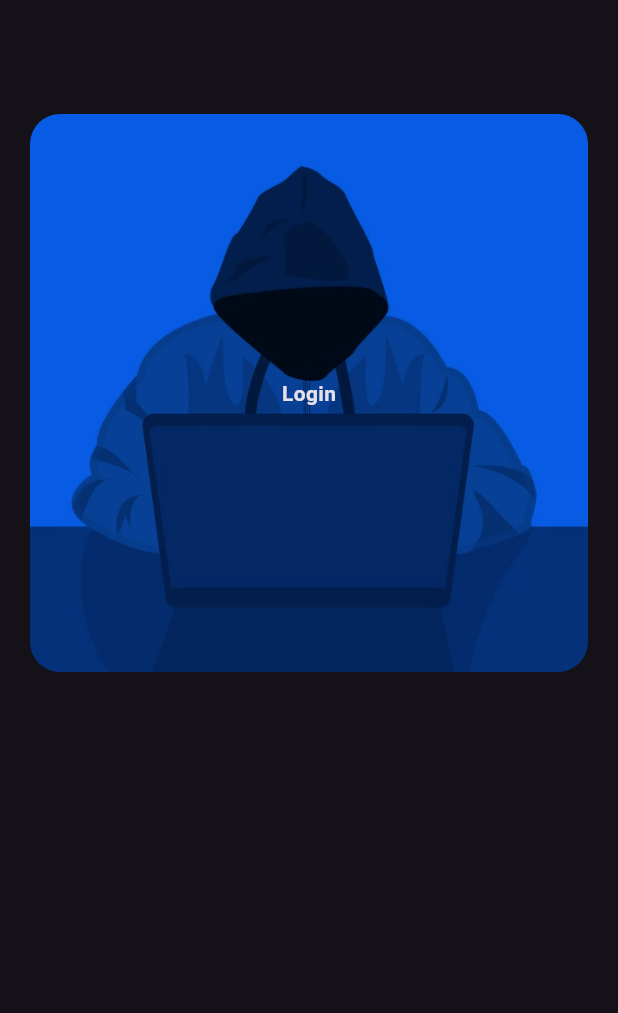
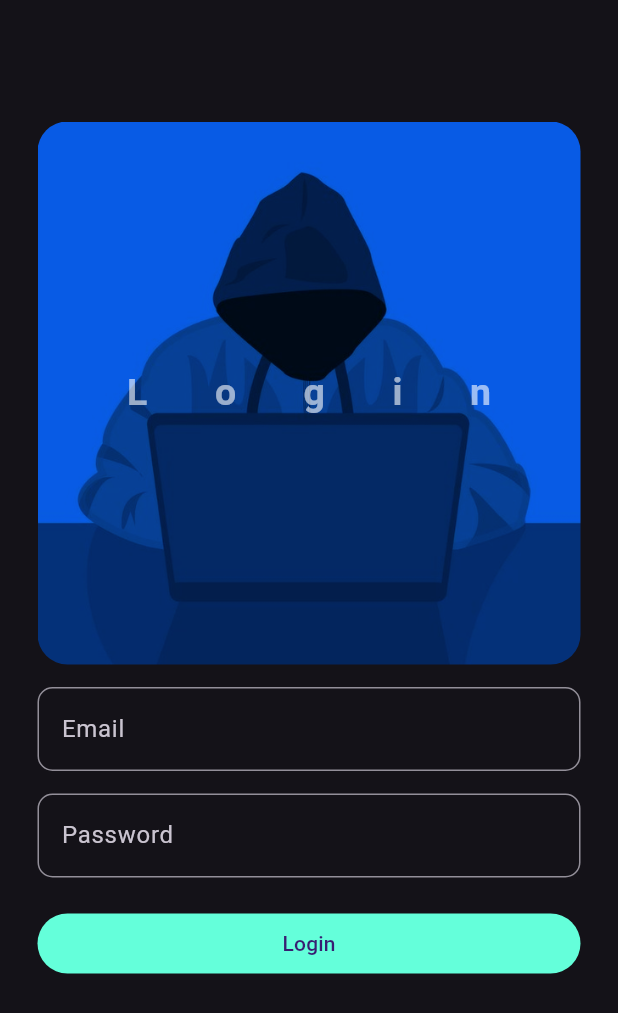
Before and after one commit to roya-zadran/flutterapp, a Flutter app: the screen it shows after launch, after a tap on "Get Started", on a phone screen of 412 x 824 dp. Shown: the top 1013 px of the screen. Run offline on Flutter 3.47's test engine with Material 3 defaults, Android fonts, the phone set to English and light mode, and no system bars; our stand-ins replace lottie.

Commit message:
LoginPage UI Modification

```diff
--- a/lib/views/pages/home_page.dart
+++ b/lib/views/pages/home_page.dart
@@ -1,6 +1,5 @@
 import 'package:flutter/material.dart';
 import 'package:flutterapp/data/constants.dart';
-import 'package:flutterapp/views/pages/welcome_page.dart';
 import 'package:flutterapp/views/widgets/hero_widget.dart';
 
 class HomePage extends StatelessWidget {
@@ -12,7 +11,7 @@ class HomePage extends StatelessWidget {
       padding: const EdgeInsets.all(20.0),
       child: Column(
         children: [
-          HeroWidget(),
+          HeroWidget(title: "",),
           Container(
             width: double.infinity,
             padding: const EdgeInsets.all(5),
--- a/lib/views/pages/login_page.dart
+++ b/lib/views/pages/login_page.dart
@@ -1,20 +1,84 @@
 import 'package:flutter/material.dart';
+import 'package:flutterapp/data/notifiers.dart';
 import 'package:flutterapp/views/widgets/hero_widget.dart';
+import 'package:flutterapp/views/widgets/widget_tree.dart';
 
-class LoginPage extends StatelessWidget {
+class LoginPage extends StatefulWidget {
   const LoginPage({super.key});
 
   @override
+  State<LoginPage> createState() => _LoginPageState();
+}
+
+class _LoginPageState extends State<LoginPage> {
+  @override
+  void dispose() {
+    super.dispose();
+    EmailController.dispose();
+    PasswordController.dispose();
+  }
+
+  void initState() {
+    super.initState();
+    print("HIIh ");
+  }
+
+  TextEditingController EmailController = TextEditingController();
+  TextEditingController PasswordController = TextEditingController();
+
   Widget build(BuildContext context) {
     return Scaffold(
       appBar: AppBar(),
       body: Padding(
-        padding: const EdgeInsets.all(20),
-        child: Stack(
-          alignment: Alignment.center,
+        padding: const EdgeInsets.all(25),
+        child: Column(
           children: [
-            HeroWidget(),
-            Text("Login", style: TextStyle(fontWeight: FontWeight.bold),)
+            HeroWidget(title: "Login"),
+            SizedBox(height: 15),
+            TextField(
+              controller: EmailController,
+              decoration: InputDecoration(
+                hintText: "Email",
+                border: OutlineInputBorder(
+                  borderRadius: BorderRadius.circular(10),
+                ),
+              ),
+              onEditingComplete: () {
+                setState(() {});
+              },
+            ),
+            SizedBox(height: 15),
+            TextField(
+              controller: PasswordController,
+              decoration: InputDecoration(
+                hintText: "Password",
+                border: OutlineInputBorder(
+                  borderRadius: BorderRadius.circular(10),
+                ),
+              ),
+              onEditingComplete: () {
+                setState(() {});
+              },
+            ),
+            SizedBox(height: 20.0),
+            FilledButton(
+              onPressed: () {
+                selectedPageNotifier.value = 0;
+                Navigator.pushReplacement(
+                  context,
+                  MaterialPageRoute(
+                    builder: (context) {
+                      return WidgetTree();
+                    },
+                  ),
+                );
+              },
+              child: Text("Login"),
+              style: FilledButton.styleFrom(
+                backgroundColor: Colors.tealAccent,
+                minimumSize: Size(double.infinity, 40.0),
+              ),
+            ),
           ],
         ),
       ),
--- a/lib/views/pages/welcome_page.dart
+++ b/lib/views/pages/welcome_page.dart
@@ -1,11 +1,10 @@
 import 'package:flutter/material.dart';
 import 'package:flutterapp/data/notifiers.dart';
 import 'package:flutterapp/views/pages/login_page.dart';
-import 'package:flutterapp/views/widgets/widget_tree.dart';
 import 'package:lottie/lottie.dart';
 
 class WelcomePage extends StatelessWidget {
-  const WelcomePage({super.key});
+  const WelcomePage({super.key, required });
 
   @override
   Widget build(BuildContext context) {
@@ -32,6 +31,7 @@ class WelcomePage extends StatelessWidget {
               },
               child: Text("Get Started"),
               style: FilledButton.styleFrom(
+                backgroundColor: Colors.tealAccent,
                 minimumSize: Size(double.infinity, 40.0),
               ),
             ),
--- a/lib/views/widgets/hero_widget.dart
+++ b/lib/views/widgets/hero_widget.dart
@@ -1,11 +1,16 @@
 import 'package:flutter/material.dart';
 
 class HeroWidget extends StatelessWidget {
-  const HeroWidget({super.key});
+  final String title;
+  const HeroWidget({super.key, required this.title});
+
 
   @override
   Widget build(BuildContext context) {
-    return Hero(
+    return Stack(
+      alignment: Alignment.center,
+      children: [
+        Hero(
           // Tag should be used in order to use hero widget, and it takes an unique value.
           tag: "hero1",
           // ClipRReact round each widget borders
@@ -17,6 +22,17 @@ class HeroWidget extends StatelessWidget {
               colorBlendMode: BlendMode.modulate,
             ),
           ),
+        ),
+        Text(
+          title,
+          style: TextStyle(
+            fontWeight: FontWeight.bold,
+            color: Colors.white60,
+            fontSize: 25,
+            letterSpacing: 45,
+          ),
+        ),
+      ],
     );
   }
 }
```
Lines whose indentation alone changed are shown as unchanged.
